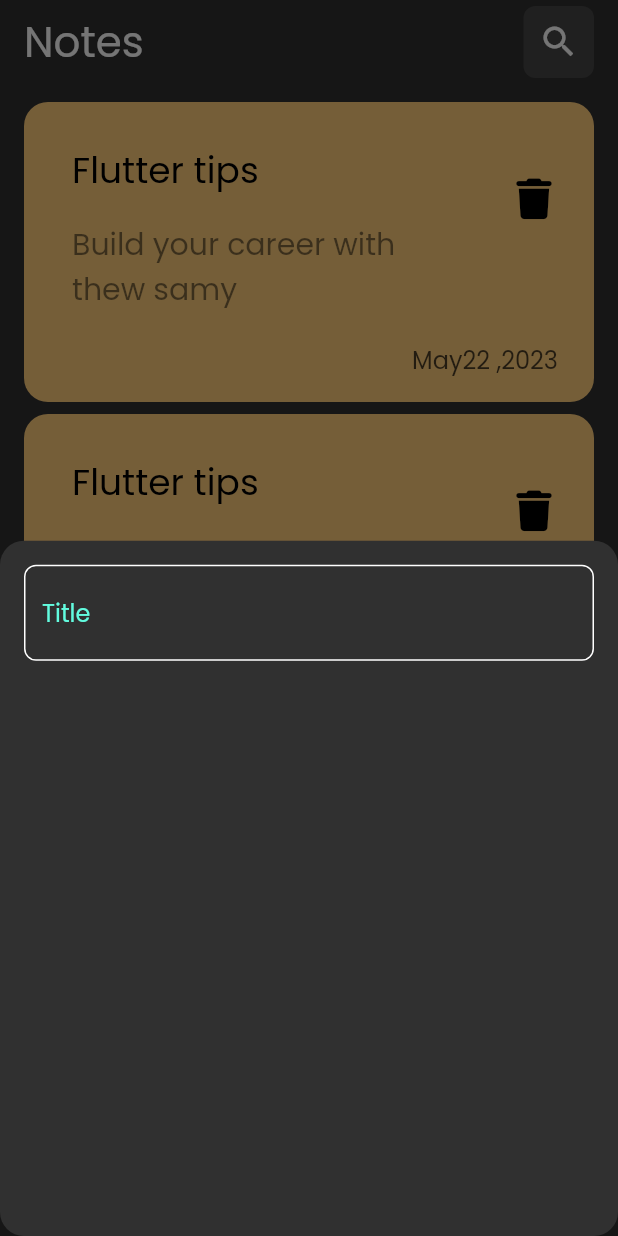
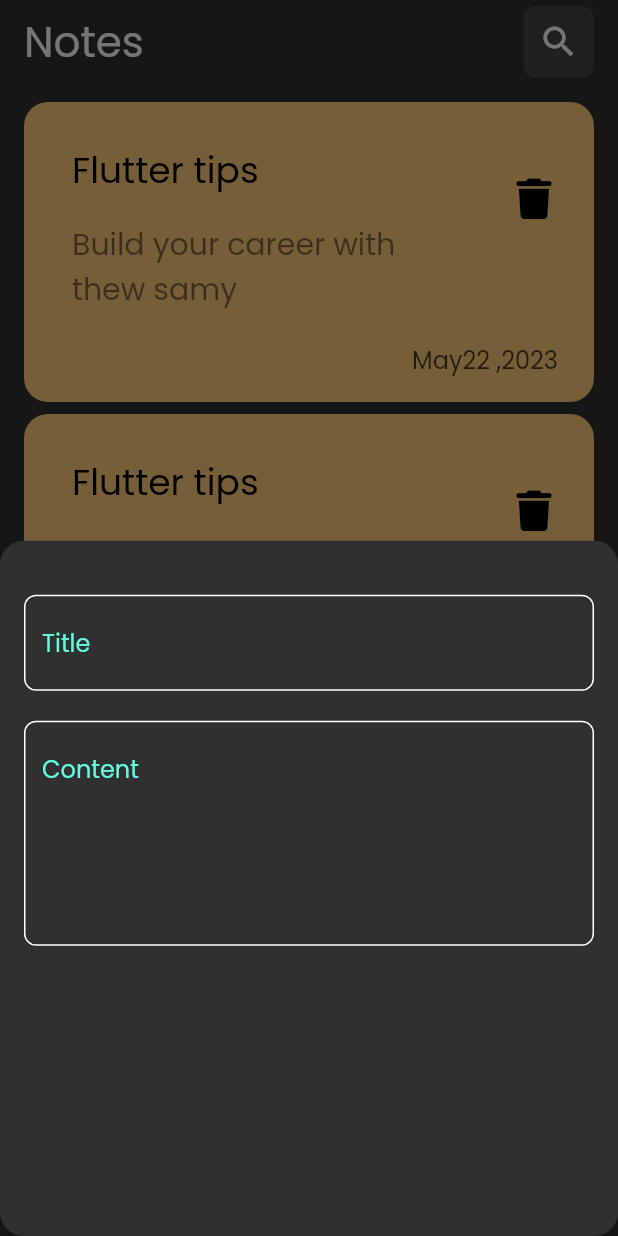
Before and after one commit to Mohamed123-r/notes-app, a Flutter app: the screen it shows after launch, after a tap on the "add" icon, on a phone screen of 412 x 824 dp. Run offline on Flutter 3.47's test engine with Material 2 defaults, Android fonts, the phone set to English and light mode, and no system bars; our stand-ins replace font_awesome_flutter.

Commit message:
add text field to add note bottom sheet

```diff
--- a/lib/widgets/add_bottom_model_sheet.dart
+++ b/lib/widgets/add_bottom_model_sheet.dart
@@ -11,7 +11,21 @@ class AddNoteBottomSheet extends StatelessWidget {
       child: Padding(
         padding: const EdgeInsets.all(16.0),
         child: Column(
-          children: [CustomTextField(),],
+          children: [
+            const SizedBox(
+              height: 20,
+            ),
+            CustomTextField(
+              hint: 'Title',
+            ),
+            const SizedBox(
+              height: 20,
+            ),
+            CustomTextField(
+              hint: 'Content',
+              maxLine: 5,
+            ),
+          ],
         ),
       ),
     );
--- a/lib/widgets/custom_text_field.dart
+++ b/lib/widgets/custom_text_field.dart
@@ -3,14 +3,20 @@ import 'package:flutter/material.dart';
 import '../constants.dart';
 
 class CustomTextField extends StatelessWidget {
-  const CustomTextField({super.key});
+  CustomTextField({super.key, required this.hint, this.maxLine = 1});
+
+  final String hint;
+
+  final int maxLine;
 
   @override
   Widget build(BuildContext context) {
     return TextField(
+
       cursorColor: kPrimaryColor,
+      maxLines: maxLine,
       decoration: InputDecoration(
-        hintText: 'Title',
+        hintText: hint,
         hintStyle: TextStyle(
           color: kPrimaryColor,
         ),
```
